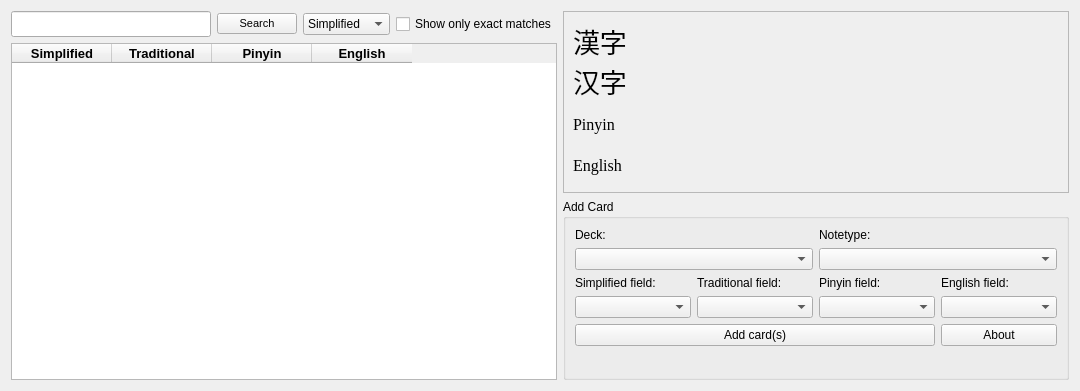
Before: the Qt Designer form designer/dict_ui.ui in ThoreBor/CC-CEDICT-for-Anki, drawn with Qt 5.
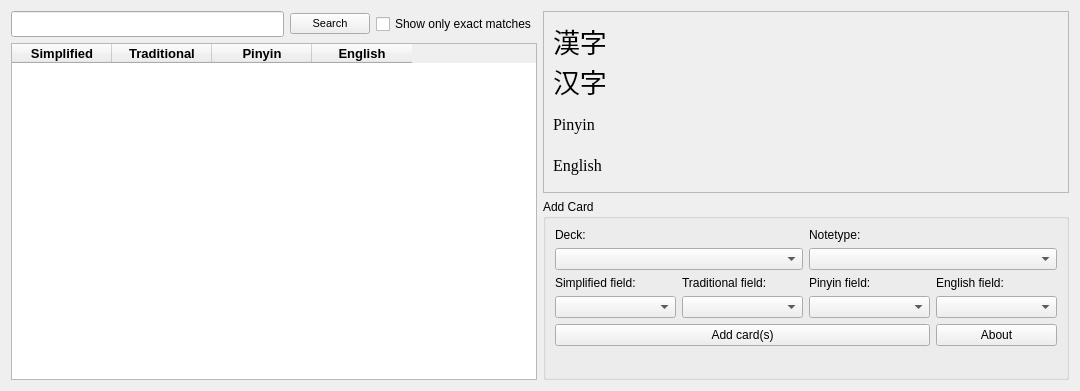
After: the same form once the commit is applied. Icons and pictures are not drawn.

Commit message: use hanzidentifier to auto detect input

Patch:
```diff
--- a/designer/dict_ui.ui
+++ b/designer/dict_ui.ui
@@ -34,7 +34,7 @@
        <rect>
         <x>0</x>
         <y>0</y>
-        <width>478</width>
+        <width>526</width>
         <height>182</height>
        </rect>
       </property>
@@ -200,7 +200,7 @@
    </item>
    <item row="0" column="0" rowspan="2">
     <layout class="QGridLayout" name="gridLayout">
-     <item row="0" column="3">
+     <item row="0" column="2">
       <widget class="QCheckBox" name="checkBox">
        <property name="text">
         <string>Show only exact matches</string>
@@ -241,26 +241,7 @@
        </property>
       </widget>
      </item>
-     <item row="0" column="2">
-      <widget class="QComboBox" name="Input_Type">
-       <item>
-        <property name="text">
-         <string>Simplified</string>
-        </property>
-       </item>
-       <item>
-        <property name="text">
-         <string>Traditional</string>
-        </property>
-       </item>
-       <item>
-        <property name="text">
-         <string>English</string>
-        </property>
-       </item>
-      </widget>
-     </item>
-     <item row="1" column="0" colspan="4">
+     <item row="1" column="0" colspan="3">
       <widget class="QTableWidget" name="Results">
        <property name="font">
         <font>
```
Left out of the diff: 33 changed lines with no effect on the pictures. The commit also changes 14 other files.
